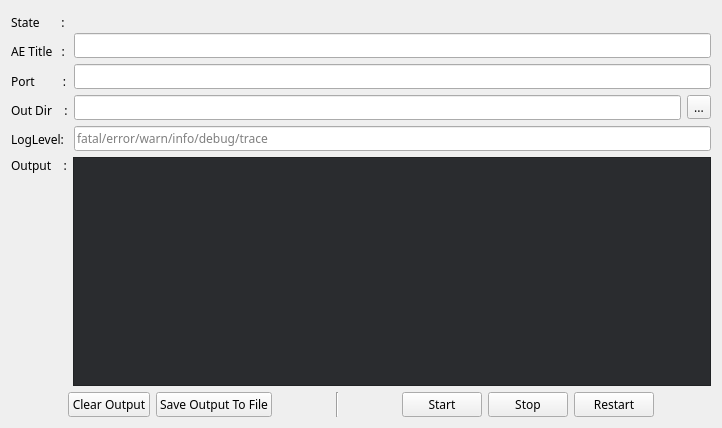
Qt form DcmNetTools/EchoStoreSCP.ui (shaoguangwu/DcmNetTools) before a commit.
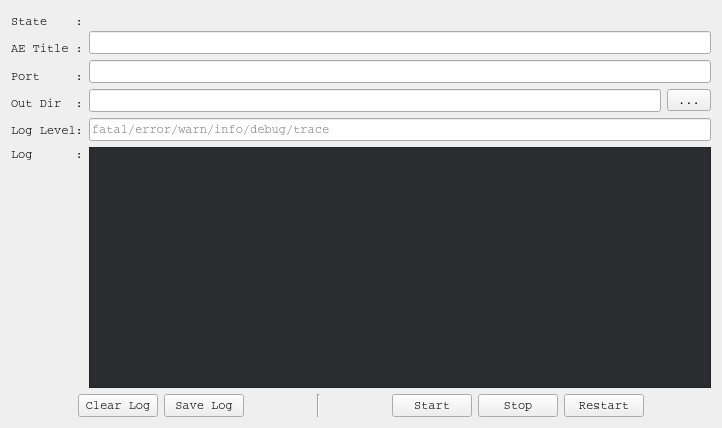
The same form after that commit.

Patch:
```diff
--- a/DcmNetTools/EchoStoreSCP.ui
+++ b/DcmNetTools/EchoStoreSCP.ui
@@ -12,7 +12,7 @@
   </property>
   <property name="font">
    <font>
-    <family>微软雅黑</family>
+    <family>Courier</family>
    </font>
   </property>
   <property name="windowTitle">
@@ -26,35 +26,35 @@
        <item>
         <widget class="QLabel" name="label_4">
          <property name="text">
-          <string>State       :</string>
+          <string>State    :</string>
          </property>
         </widget>
        </item>
        <item>
         <widget class="QLabel" name="label">
          <property name="text">
-          <string>AE Title   :</string>
+          <string>AE Title :</string>
          </property>
         </widget>
        </item>
        <item>
         <widget class="QLabel" name="label_2">
          <property name="text">
-          <string>Port         :</string>
+          <string>Port     :</string>
          </property>
         </widget>
        </item>
        <item>
         <widget class="QLabel" name="label_6">
          <property name="text">
-          <string>Out Dir    :</string>
+          <string>Out Dir  :</string>
          </property>
         </widget>
        </item>
        <item>
         <widget class="QLabel" name="label_5">
          <property name="text">
-          <string>LogLevel:</string>
+          <string>Log Level:</string>
          </property>
         </widget>
        </item>
@@ -107,7 +107,7 @@
        <item>
         <widget class="QLabel" name="label_3">
          <property name="text">
-          <string>Output    :</string>
+          <string>Log      :</string>
          </property>
         </widget>
        </item>
@@ -159,14 +159,14 @@
      <item>
       <widget class="QPushButton" name="btnClearOutput">
        <property name="text">
-        <string>Clear Output</string>
+        <string>Clear Log</string>
        </property>
       </widget>
      </item>
      <item>
       <widget class="QPushButton" name="btnSaveOutpuToFile">
        <property name="text">
-        <string>Save Output To File</string>
+        <string>Save Log</string>
        </property>
       </widget>
      </item>
```
